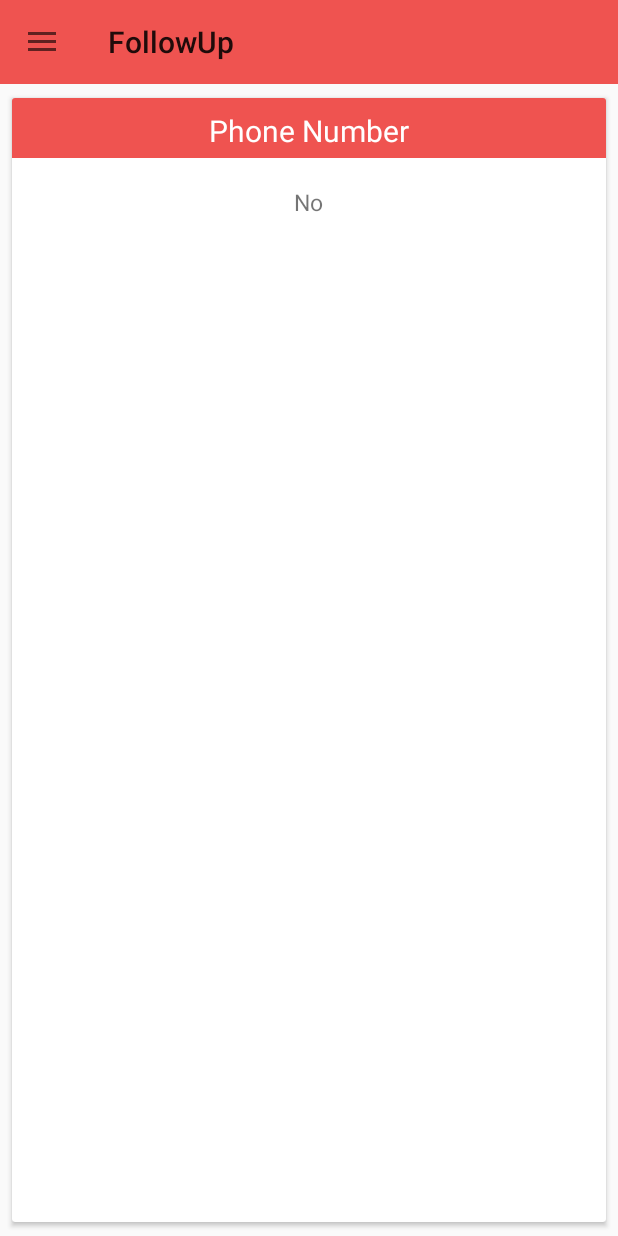
After one commit to ArjunBansil/FollowUp, an Android app: the fragment ResultFragment placed in its activity, on a phone screen of 412 x 824 dp. The commit adds this screen. Run offline under Robolectric (Android 15) with nearby library versions, the phone set to English and light mode, and no system bars; libraries missing offline, so code that uses them is left out: com.facebook, com.facebook.login, com.twitter.sdk, io.fabric.sdk; 3 statements that could not run were skipped.

Commit message:
Get results from barcode and read them as well.

```diff
--- a/app/build.gradle
+++ b/app/build.gradle
@@ -36,6 +36,8 @@ android {
 
 dependencies {
     compile fileTree(dir: 'libs', include: ['*.jar'])
+    compile 'com.android.support:recyclerview-v7:22.2.1'
+    compile 'com.android.support:cardview-v7:22.2.1'
     compile 'com.android.support:appcompat-v7:22.2.1'
     compile 'com.android.support:design:22.2.1'
     compile 'com.facebook.android:facebook-android-sdk:4.4.0'
--- a/app/src/main/AndroidManifest.xml
+++ b/app/src/main/AndroidManifest.xml
@@ -2,6 +2,7 @@
 <manifest xmlns:android="http://schemas.android.com/apk/res/android"
     package="com.kingkrooks.followup" >
     <uses-permission android:name="android.permission.INTERNET"/>
+    <uses-permission android:name="android.permission.CALL_PHONE"/>
 
     <application
         android:allowBackup="true"
--- a/app/src/main/java/com/kingkrooks/followup/MainActivity.java
+++ b/app/src/main/java/com/kingkrooks/followup/MainActivity.java
@@ -2,10 +2,8 @@ package com.kingkrooks.followup;
 
 import android.content.Intent;
 import android.content.res.Configuration;
-import android.graphics.Color;
 import android.os.Handler;
 import android.support.design.widget.NavigationView;
-import android.support.design.widget.Snackbar;
 import android.support.v4.view.GravityCompat;
 import android.support.v4.widget.DrawerLayout;
 import android.support.v7.app.ActionBarDrawerToggle;
@@ -14,20 +12,10 @@ import android.os.Bundle;
 import android.support.v7.widget.Toolbar;
 import android.util.Log;
 import android.view.MenuItem;
-import android.widget.Toast;
-
-import com.facebook.AccessToken;
-import com.facebook.CallbackManager;
 import com.facebook.FacebookSdk;
-import com.facebook.GraphRequest;
-import com.facebook.GraphResponse;
-import com.facebook.login.LoginManager;
-
 import com.twitter.sdk.android.Twitter;
 import com.twitter.sdk.android.core.TwitterAuthConfig;
 import io.fabric.sdk.android.Fabric;
-import org.json.JSONArray;
-import org.json.JSONObject;
 
 
 public class MainActivity extends AppCompatActivity implements
@@ -43,6 +31,7 @@ public class MainActivity extends AppCompatActivity implements
     private int mNavItemId;
     private MainActivityFragment firstFrag = new MainActivityFragment();
     private fragment_two sec_frag = new fragment_two();
+    private ResultFragment result_frag = new ResultFragment();
 
     @Override
     protected void onCreate(final Bundle savedInstanceState) {
@@ -99,6 +88,18 @@ public class MainActivity extends AppCompatActivity implements
         }
     }
 
+    public void useResult(String r){
+        Log.i("tag", "Info made it alive");
+        result_frag.setContent(r);
+        Log.i("tag", "Information set");
+        getFragmentManager()
+                .beginTransaction()
+                .replace(R.id.content, result_frag)
+                .addToBackStack(null)
+                .commit();
+
+    }
+
     @Override
     public boolean onNavigationItemSelected(final MenuItem menuItem) {
         menuItem.setChecked(true);
--- a/app/src/main/java/com/kingkrooks/followup/MainActivityFragment.java
+++ b/app/src/main/java/com/kingkrooks/followup/MainActivityFragment.java
@@ -9,6 +9,7 @@ import android.app.Fragment;
 import android.os.Bundle;
 import android.support.design.widget.FloatingActionButton;
 import android.support.design.widget.Snackbar;
+import android.util.Log;
 import android.view.LayoutInflater;
 import android.view.View;
 import android.view.ViewGroup;
@@ -19,6 +20,7 @@ import com.google.zxing.BarcodeFormat;
 import com.google.zxing.WriterException;
 import com.google.zxing.common.BitMatrix;
 import com.google.zxing.integration.android.IntentIntegrator;
+import com.google.zxing.integration.android.IntentResult;
 import com.google.zxing.qrcode.QRCodeWriter;
 import java.util.ArrayList;
 import java.util.Iterator;
@@ -115,10 +117,18 @@ public class MainActivityFragment extends Fragment {
 
 
     public void onActivityResult(int requestCode, int resultCode, Intent data){
-        Snackbar.make(view, "Hello, it kinda worked", Snackbar.LENGTH_SHORT)
-                .show();
-
-
+        IntentResult result = IntentIntegrator.parseActivityResult(requestCode, resultCode, data);
+        Log.i("tag", "Result received");
+        if(result!=null){
+            if(result.getContents() == null){
+                Snackbar.make(view, "No result captured", Snackbar.LENGTH_SHORT)
+                        .show();
+            }else{
+                MainActivity activity = (MainActivity)getActivity();
+                Log.i("tag", "Sending result over, holmes");
+                activity.useResult(result.getContents());
+            }
+        }
 
     }
 }
--- /dev/null
+++ b/app/src/main/java/com/kingkrooks/followup/ResultFragment.java
@@ -0,0 +1,91 @@
+package com.kingkrooks.followup;
+
+import android.app.Activity;
+import android.net.Uri;
+import android.os.Bundle;
+import android.app.Fragment;
+import android.provider.MediaStore;
+import android.support.v7.widget.LinearLayoutManager;
+import android.support.v7.widget.RecyclerView;
+import android.util.Log;
+import android.view.LayoutInflater;
+import android.view.View;
+import android.view.ViewGroup;
+import android.widget.TextView;
+
+import com.google.zxing.integration.android.IntentIntegrator;
+
+import org.w3c.dom.Text;
+
+import java.util.ArrayList;
+import java.util.List;
+
+import objects.MediaAdapter;
+import objects.Media_Info;
+
+
+public class ResultFragment extends Fragment {
+
+    private String result = "No result yet hamie";
+    private View view;
+
+
+    public ResultFragment() {
+    }
+
+
+    public void setContent(String r){
+        this.result = r;
+    }
+
+    @Override
+    public void onCreate(Bundle savedInstanceState) {
+        super.onCreate(savedInstanceState);
+
+    }
+
+    @Override
+    public View onCreateView(LayoutInflater inflater, ViewGroup container,
+                             Bundle savedInstanceState) {
+        view= inflater.inflate(R.layout.fragment_result, container, false);
+
+
+        RecyclerView recList = (RecyclerView)view.findViewById(R.id.cardList);
+        recList.setHasFixedSize(true);
+        LinearLayoutManager llm = new LinearLayoutManager(getActivity().getApplicationContext());
+        llm.setOrientation(LinearLayoutManager.VERTICAL);
+        recList.setLayoutManager(llm);
+
+        List<Media_Info> mList = getList();
+        Log.i("tag", "List got received");
+
+        MediaAdapter ma = new MediaAdapter(mList);
+        Log.i("tag", "Adapter is set, holmes");
+        recList.setAdapter(ma);
+        Log.i("tag", "RecList has set the adapter");
+
+
+        return view;
+    }
+
+    public ArrayList<Media_Info> getList(){
+        String[] r_array = new String[10];
+        try {
+            r_array = result.split("\\s+");
+        }catch (Exception e){
+            e.printStackTrace();
+        }
+        ArrayList<Media_Info> list = new ArrayList<Media_Info>();
+
+        for(int i = 0; i < r_array.length; i++){
+            list.add(new Media_Info(r_array[i], getActivity().getApplicationContext()));
+            Log.i("tag", r_array[i] +" is being added");
+        }
+
+        return list;
+
+    }
+
+
+
+}
--- a/app/src/main/java/com/kingkrooks/followup/fragment_two.java
+++ b/app/src/main/java/com/kingkrooks/followup/fragment_two.java
@@ -87,8 +87,8 @@ public class fragment_two extends Fragment {
             public void success(Result<TwitterSession> result) {
                 TwitterSession session = Twitter.getSessionManager().getActiveSession();
                 String id = session.getUserName();
-                String url = "http://twitter.com/" +id;
-                Media_Container m = new Media_Container("Twitter", url);
+                String url = "@";
+                Media_Container m = new Media_Container("Twitter", url + id);
                 db.cleanUp("Twitter");
                 db.addMedia(m);
             }
--- /dev/null
+++ b/app/src/main/java/objects/MediaAdapter.java
@@ -0,0 +1,89 @@
+package objects;
+
+import android.content.Context;
+import android.content.Intent;
+import android.graphics.Color;
+import android.net.Uri;
+import android.support.v7.widget.RecyclerView;
+import android.view.LayoutInflater;
+import android.view.View;
+import android.view.ViewGroup;
+import android.widget.TextView;
+import android.widget.Toast;
+
+import com.kingkrooks.followup.R;
+
+import java.util.ArrayList;
+import java.util.List;
+
+/**
+ * Created by Arjun Bansil on 8/5/2015.
+ */
+public class MediaAdapter extends RecyclerView.Adapter<MediaAdapter.MediaHolder> {
+
+    private List<Media_Info> mList;
+
+    public MediaAdapter(List<Media_Info> l){
+        this.mList = l;
+    }
+
+    @Override
+    public int getItemCount(){
+        return mList.size();
+    }
+
+    @Override
+    public void onBindViewHolder(MediaHolder mHolder, int i){
+        Media_Info m = mList.get(i);
+
+        final Intent a;
+        final Context c;
+
+        mHolder.title.setText(m.returnType());
+        mHolder.content.setText(m.getUrl());
+        c = m.getP();
+
+        int color = m.getColor();
+
+        mHolder.title.setBackgroundColor(color);
+
+        if(m.returnType().equals("Phone Number")){
+            a = new Intent(Intent.ACTION_CALL, Uri.parse("tel:"+m.getUrl()));
+        }else{
+            a = new Intent(Intent.ACTION_VIEW, Uri.parse(m.getUrl()));
+        }
+        a.addFlags(Intent.FLAG_ACTIVITY_NEW_TASK);
+
+
+        mHolder.view.setOnClickListener(new View.OnClickListener() {
+            @Override
+            public void onClick(View v) {
+                c.startActivity(a);
+            }
+        });
+
+
+
+    }
+
+
+    @Override
+    public MediaHolder onCreateViewHolder(ViewGroup viewGroup, int i){
+        View itemView = LayoutInflater
+                .from(viewGroup.getContext()).inflate(R.layout.result_layout, viewGroup, false);
+        return new MediaHolder(itemView);
+    }
+
+
+    public static class MediaHolder extends RecyclerView.ViewHolder{
+        private View view;
+        private TextView title, content;
+
+        public MediaHolder(View v){
+            super(v);
+            this.view = v;
+            this.title = (TextView)v.findViewById(R.id.title);
+            this.content = (TextView)v.findViewById(R.id.url);
+        }
+    }
+}
--- /dev/null
+++ b/app/src/main/java/objects/Media_Info.java
@@ -0,0 +1,89 @@
+package objects;
+
+import android.content.Context;
+import android.content.Intent;
+import android.graphics.Color;
+import android.net.Uri;
+
+import com.kingkrooks.followup.R;
+
+/**
+ * Created by Arjun Bansil on 8/2/2015.
+ */
+public class Media_Info {
+    private String type;
+    private String url;
+    private Context p;
+    private String finalUrl;
+    private int color_header;
+    private Intent action;
+
+    private static final String phone= "Phone Number";
+    private static final String twitter = "Twitter";
+    private static final String facebook = "Facebook";
+
+    public Media_Info(String u, Context c){
+        this.url = u;
+        this.p = c;
+        generateType();
+        generateClick();
+        setHeader();
+
+    }
+
+    public Context getP(){
+        return p;
+    }
+
+    public String getUrl(){
+        return finalUrl;
+    }
+
+    private void generateType(){
+        if(url.contains("@")){
+            this.type = twitter;
+            url = url.replace("@","");
+            finalUrl = "http://twitter.com/" + url;
+        }else if(url.contains("facebook")){
+            this.type = facebook;
+            finalUrl = url;
+        }else{
+            this.type = phone;
+            finalUrl = url;
+        }
+    }
+
+    private void generateClick(){
+        if(type.equals(phone)){
+            action = new Intent(Intent.ACTION_CALL);
+            action.setData(Uri.parse("tel:"+finalUrl));
+        }else{
+            action = new Intent(Intent.ACTION_VIEW);
+            action.setData(Uri.parse(finalUrl));
+        }
+    }
+
+    public Intent getAction(){
+        return action;
+    }
+
+    public void setHeader(){
+        if(this.type.equals("Facebook")){
+            this.color_header = p.getResources().getColor(R.color.facebook);
+        }else if(this.type.equals("Twitter")){
+            this.color_header = p.getResources().getColor(R.color.twitter);
+        }else{
+            this.color_header = p.getResources().getColor(R.color.colorPrimary);
+        }
+    }
+
+    public int getColor(){
+        return color_header;
+    }
+
+    public String returnType(){
+        return type;
+    }
+
+
+}
--- /dev/null
+++ b/app/src/main/res/layout/fragment_result.xml
@@ -0,0 +1,11 @@
+<RelativeLayout xmlns:android="http://schemas.android.com/apk/res/android"
+    xmlns:tools="http://schemas.android.com/tools" android:layout_width="match_parent"
+    android:layout_height="match_parent" tools:context="com.kingkrooks.followup.ResultFragment">
+
+    <android.support.v7.widget.RecyclerView
+        android:id="@+id/cardList"
+        android:layout_width="match_parent"
+        android:layout_height="match_parent"
+        />
+
+</RelativeLayout>
--- /dev/null
+++ b/app/src/main/res/layout/result_layout.xml
@@ -0,0 +1,44 @@
+<?xml version="1.0" encoding="utf-8"?>
+<android.support.v7.widget.CardView xmlns:android="http://schemas.android.com/apk/res/android"
+    xmlns:card_view="http://schemas.android.com/apk/res-auto"
+    android:id="@+id/card_view"
+    android:layout_margin="5dp"
+    card_view:elevation="10dp"
+    android:clickable="true"
+    card_view:cardUseCompatPadding="true"
+    android:foreground="?android:attr/selectableItemBackground"
+
+    android:layout_width="match_parent" android:layout_height="match_parent">
+
+
+    <RelativeLayout
+        android:layout_width="match_parent"
+        android:layout_height="110dp">
+
+        <TextView
+            android:id="@+id/title"
+            android:layout_width="match_parent"
+            android:layout_height="40dp"
+            android:background="@color/colorPrimary"
+            android:text="HEYYY"
+            android:gravity="center_horizontal"
+            android:textColor="@android:color/white"
+            android:textSize="20sp"
+            android:layout_alignParentTop="true"
+            android:layout_alignParentStart="true"
+            android:paddingTop="8dp" />
+
+        <TextView
+            android:layout_width="wrap_content"
+            android:layout_height="wrap_content"
+            android:textSize="15sp"
+            android:text="@string/sample2"
+            android:id="@+id/url"
+            android:layout_alignParentBottom="true"
+            android:layout_centerHorizontal="true"
+            android:layout_marginBottom="30dp" />
+
+
+    </RelativeLayout>
+
+</android.support.v7.widget.CardView>
--- a/app/src/main/res/values/colors.xml
+++ b/app/src/main/res/values/colors.xml
@@ -6,6 +6,9 @@
     <color name="drawer_item_text">#fff</color>
     <color name="ternary">#ff3b3b3a</color>
 
+    <color name="facebook">#3b5998</color>
+    <color name="twitter">#4099ff</color>
+
     <color name="drawer_header_bg">@color/colorPrimaryDark</color>
     <color name="drawer_item_text_default">#bebebe</color>
     <color name="drawer_item_text_checked">@color/colorPrimary</color>
--- a/app/src/main/res/values/strings.xml
+++ b/app/src/main/res/values/strings.xml
@@ -13,6 +13,8 @@
     <string name="facebook_app_id">403617969834770</string>
     <string name="twitter_key">CYMF65XloD8whRkxPSVgVh5E3</string>
     <string name="twitter_secret">DAjICezEIe7fXTqjBUm1lI65DYumA56zlha9Cp9gkhlN3iQiVG</string>
+    <string name="sample">"#Title"</string>
+    <string name="sample2">#FollowUp</string>
 
 
 </resources>
```
Also changed, not shown: 2 other files.
